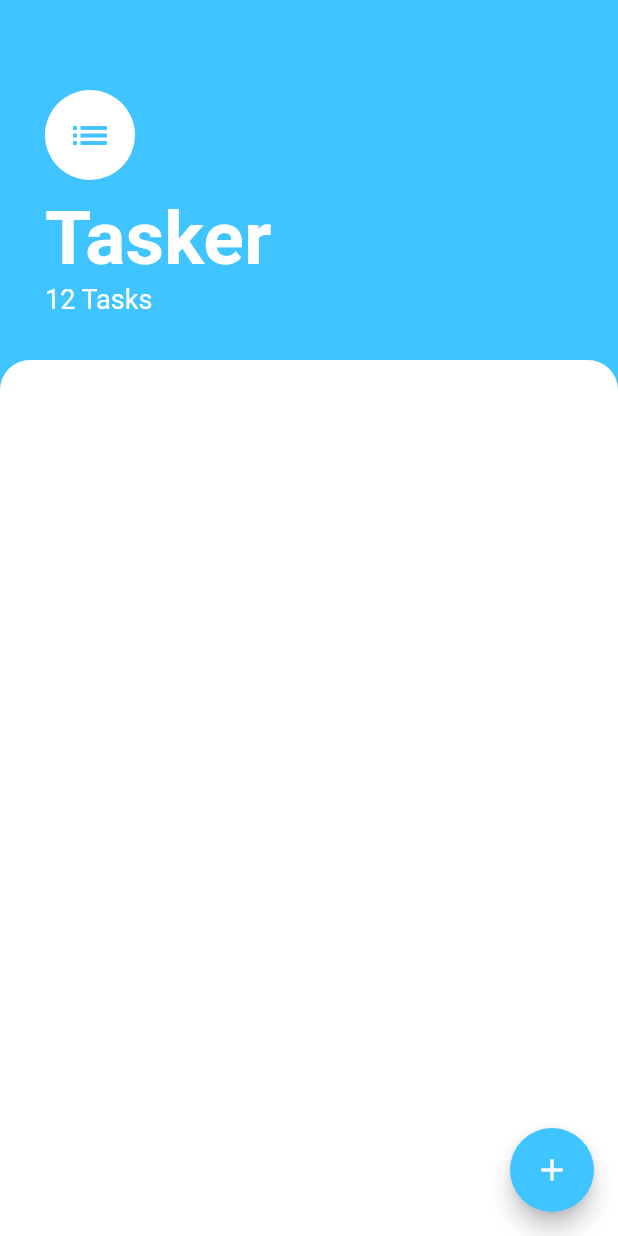
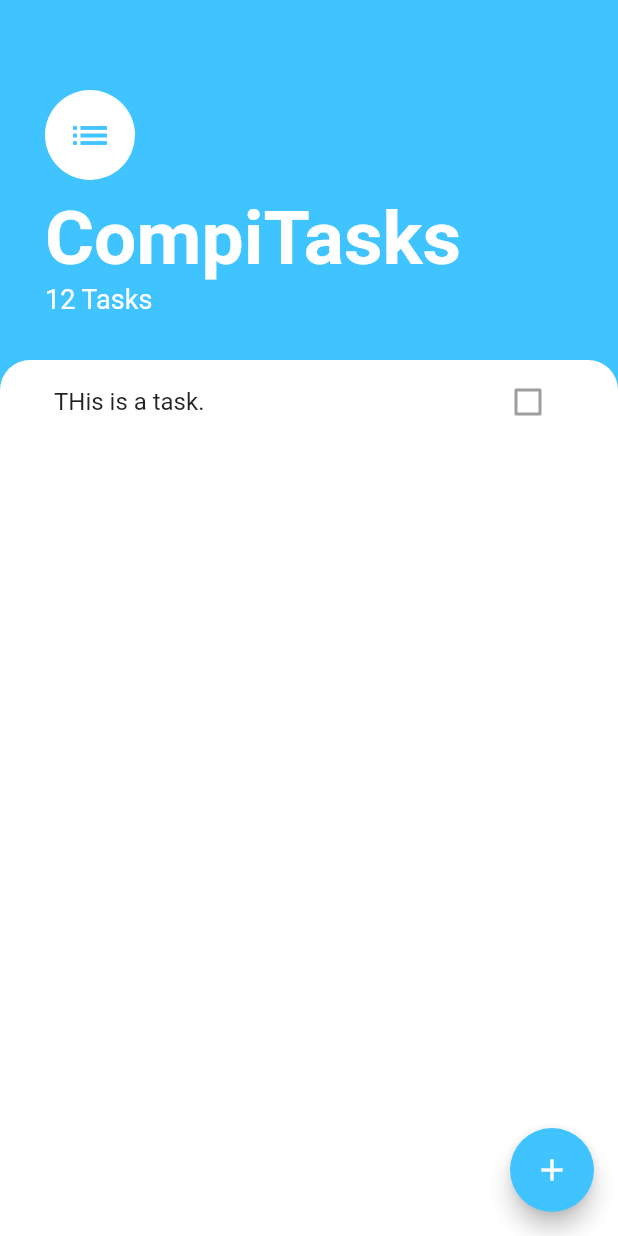
Before and after one commit to eshan1925/CompiTasks, a Flutter app: the screen it shows after launch, on a phone screen of 412 x 824 dp. Run offline on Flutter 3.47's test engine with Material 2 defaults, Android fonts, the phone set to English and light mode, and no system bars.

Commit message:
Implemented major UI/UX

```diff
--- /dev/null
+++ b/lib/Widgets/task_tile.dart
@@ -0,0 +1,13 @@
+import 'package:flutter/material.dart';
+
+class TaskTile extends StatelessWidget {
+  @override
+  Widget build(BuildContext context) {
+    return ListTile(
+      title: Text('THis is a task.'),
+      trailing: Checkbox(
+        value: false,
+      ),
+    );
+  }
+}
--- /dev/null
+++ b/lib/Widgets/tasks_list.dart
@@ -0,0 +1,11 @@
+import 'package:flutter/material.dart';
+import 'package:tasker/Widgets/task_tile.dart';
+
+class TasksList extends StatelessWidget {
+  @override
+  Widget build(BuildContext context) {
+    return ListView(
+      children: [TaskTile()],
+    );
+  }
+}
--- a/lib/screens/tasks_screen.dart
+++ b/lib/screens/tasks_screen.dart
@@ -1,5 +1,7 @@
 import 'package:flutter/cupertino.dart';
 import 'package:flutter/material.dart';
+import 'package:tasker/Widgets/tasks_list.dart';
+import 'package:tasker/screens/add_task_screen.dart';
 
 class TasksScreen extends StatelessWidget {
   @override
@@ -8,6 +10,13 @@ class TasksScreen extends StatelessWidget {
       backgroundColor: Colors.lightBlueAccent,
       floatingActionButton: FloatingActionButton(
         backgroundColor: Colors.lightBlueAccent,
+        onPressed: () {
+          showModalBottomSheet(
+            isScrollControlled: true,
+            context: context,
+            builder: (context) => AddTaskScreen(),
+          );
+        },
         child: Icon(Icons.add),
       ),
       body: Column(
@@ -31,7 +40,7 @@ class TasksScreen extends StatelessWidget {
                   height: 10,
                 ),
                 Text(
-                  'Tasker',
+                  'CompiTasks',
                   style: TextStyle(
                       fontWeight: FontWeight.w700,
                       fontSize: 50,
@@ -46,6 +55,7 @@ class TasksScreen extends StatelessWidget {
           ),
           Expanded(
             child: Container(
+              padding: EdgeInsets.symmetric(horizontal: 20),
               decoration: BoxDecoration(
                 color: Colors.white,
                 borderRadius: BorderRadius.only(
@@ -53,6 +63,7 @@ class TasksScreen extends StatelessWidget {
                   topLeft: Radius.circular(20),
                 ),
               ),
+              child: TasksList(),
             ),
           )
         ],
```
Also changed, not shown: lib/screens/add_task_screen.dart (added, +47 -0 lines).
